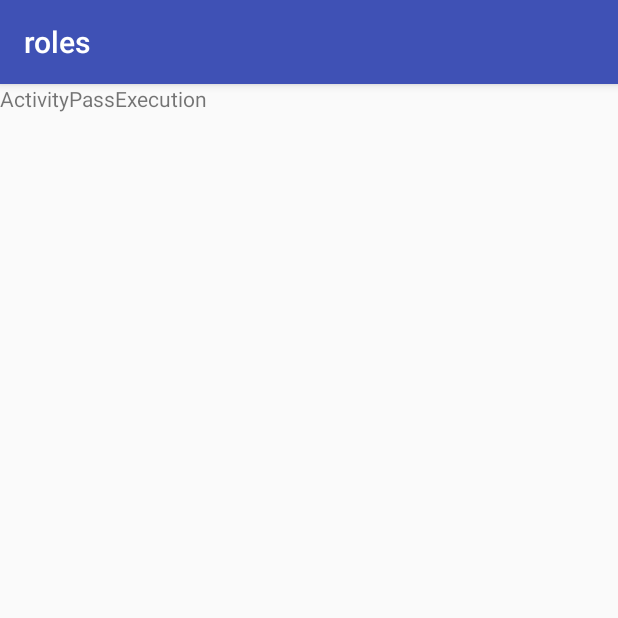
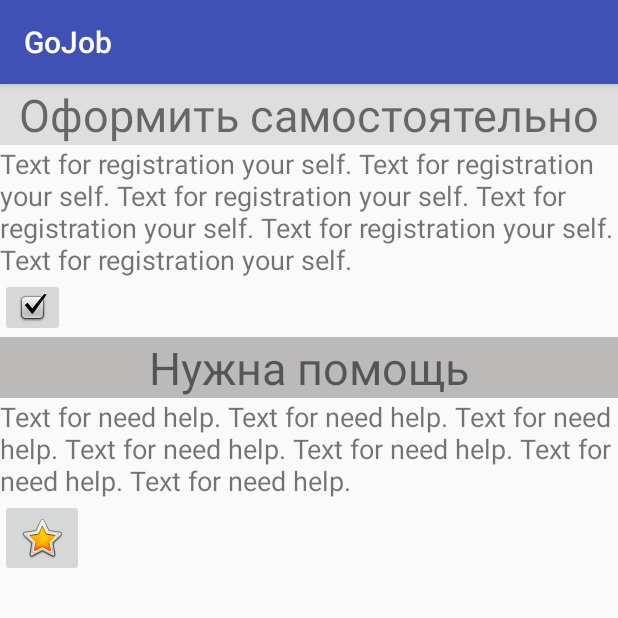
Before and after one commit to RomanDnipro/Epic1, an Android app: the PassExecutionActivity screen opened directly, with no data from a screen before it, on a phone screen of 412 x 824 dp, the top half of it. Run offline under Robolectric (Android 15) with nearby library versions, the phone set to English and light mode, and no system bars.

Commit message:
activity_pass_execution

```diff
--- a/app/src/main/java/com/example/roman/epic1/Helper.java
+++ /dev/null
@@ -1,8 +0,0 @@
-package com.example.roman.epic1;
-
-/**
- * Created by Roman on 29.05.2017.
- */
-
-public class Helper {
-}
--- a/app/src/main/res/layout/activity_main.xml
+++ b/app/src/main/res/layout/activity_main.xml
@@ -11,7 +11,7 @@
         android:id="@+id/tv_worker"
         android:layout_width="match_parent"
         android:layout_height="wrap_content"
-        android:background="@color/worker_background"
+        android:background="@color/top_header_background"
         android:text="@string/worker"
         android:textAlignment="center"
         android:textSize="30sp"
@@ -43,7 +43,7 @@
         android:id="@+id/tv_employer"
         android:layout_width="match_parent"
         android:layout_height="wrap_content"
-        android:background="@color/background_employer"
+        android:background="@color/bottom_header_background"
         android:text="@string/employer"
         android:textAlignment="center"
         android:textSize="30sp" />
--- a/app/src/main/res/layout/activity_pass_execution.xml
+++ b/app/src/main/res/layout/activity_pass_execution.xml
@@ -1,14 +1,64 @@
 <?xml version="1.0" encoding="utf-8"?>
-<android.support.constraint.ConstraintLayout xmlns:android="http://schemas.android.com/apk/res/android"
+<LinearLayout xmlns:android="http://schemas.android.com/apk/res/android"
     xmlns:app="http://schemas.android.com/apk/res-auto"
     xmlns:tools="http://schemas.android.com/tools"
     android:layout_width="match_parent"
     android:layout_height="match_parent"
+    android:orientation="vertical"
     tools:context="com.example.roman.epic1.PassExecutionActivity">
 
     <TextView
-        android:id="@+id/textView"
+        android:id="@+id/tv_register_your_self"
+        android:layout_width="match_parent"
+        android:layout_height="wrap_content"
+        android:background="@color/top_header_background"
+        android:text="Оформить самостоятельно"
+        android:textAlignment="center"
+        android:textSize="30sp"
+        app:layout_constraintBottom_toBottomOf="parent"
+        app:layout_constraintLeft_toLeftOf="parent"
+        app:layout_constraintRight_toRightOf="parent"
+        app:layout_constraintTop_toTopOf="parent" />
+
+    <TextView
+        android:id="@+id/tv_text_for_registration_your_self"
+        android:layout_width="match_parent"
+        android:layout_height="wrap_content"
+        android:text="@string/text_for_registeration_your_self"
+        android:textSize="18sp" />
+
+    <LinearLayout
+        android:layout_width="match_parent"
+        android:layout_height="wrap_content"
+        android:orientation="vertical">
+
+        <ImageButton
+            android:id="@+id/bt_for_registration_your_self"
+            android:layout_width="wrap_content"
+            android:layout_height="wrap_content"
+            app:srcCompat="@android:drawable/checkbox_on_background" />
+    </LinearLayout>
+
+    <TextView
+        android:id="@+id/tv_need_help"
+        android:layout_width="match_parent"
+        android:layout_height="wrap_content"
+        android:background="@color/bottom_header_background"
+        android:text="@string/need_help"
+        android:textAlignment="center"
+        android:textSize="30sp" />
+
+    <TextView
+        android:id="@+id/tv_text_for_need_help"
+        android:layout_width="match_parent"
+        android:layout_height="wrap_content"
+        android:text="@string/text_for_need_help"
+        android:textSize="18sp" />
+
+    <ImageButton
+        android:id="@+id/bt_for_need_help"
         android:layout_width="wrap_content"
         android:layout_height="wrap_content"
-        android:text="ActivityPassExecution" />
-</android.support.constraint.ConstraintLayout>
+        app:srcCompat="@android:drawable/btn_star_big_on" />
+
+</LinearLayout>
--- a/app/src/main/res/values/colors.xml
+++ b/app/src/main/res/values/colors.xml
@@ -3,8 +3,8 @@
     <color name="colorPrimary">#3F51B5</color>
     <color name="colorPrimaryDark">#303F9F</color>
     <color name="colorAccent">#FF4081</color>
-    <color name="worker_background">#dedede</color>
-    <color name="background_employer">#bcb9b9</color>
+    <color name="top_header_background">#dedede</color>
+    <color name="bottom_header_background">#bcb9b9</color>
     <color name="top_left_quadrant">#e8e766</color>
     <color name="top_right_quadrant">#f8e50f</color>
     <color name="bottom_left_quadrant">#d5d218</color>
--- a/app/src/main/res/values/strings.xml
+++ b/app/src/main/res/values/strings.xml
@@ -1,5 +1,5 @@
 <resources>
-    <string name="app_name">roles</string>
+    <string name="app_name">GoJob</string>
     <string name="worker">Работник</string>
     <string name="employer">Работодатель</string>
     <string name="text_for_worker">text for workertext for workertext for workertext for workertext for workertext for workertext for workertext for workertext for workertext for workertext for workertext for workertext for workertext for workertext for workertext for workertext for workertext for workertext for workertext for workertext for workertext for worker</string>
@@ -8,4 +8,7 @@
     <string name="for_I_am_already_in_poland">Я УЖЕ НАХОЖУСЬ В ПОЛЬШЕ</string>
     <string name="for_I_do_not_have_work_visa">У МЕНЯ ЕСТЬ ПАСПОРТ, НО НЕТ РАБОЧЕЙ ВИЗЫ</string>
     <string name="for_I_have_no_job">У МЕНЯ ЕСТЬ ВИЗА, НО НЕТ РАБОТЫ</string>
+    <string name="text_for_registeration_your_self">Text for registration your self. Text for registration your self. Text for registration your self. Text for registration your self. Text for registration your self. Text for registration your self.</string>
+    <string name="text_for_need_help">Text for need help. Text for need help. Text for need help. Text for need help. Text for need help. Text for need help. Text for need help.</string>
+    <string name="need_help">Нужна помощь</string>
 </resources>
```
